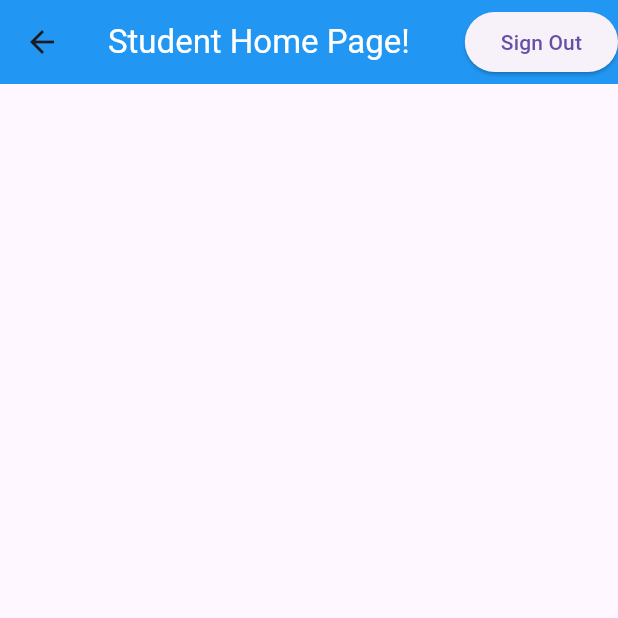
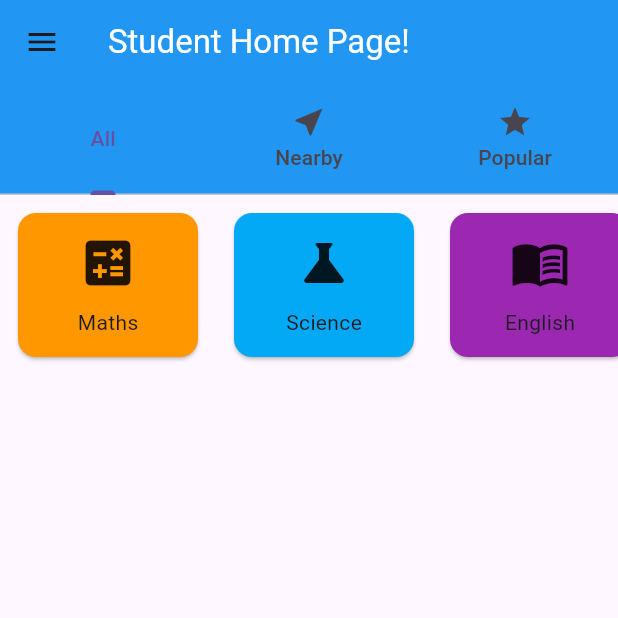
Before and after one commit to jadhxo/final_project, a Flutter app: the StudentHome screen opened by its route, on a phone screen of 412 x 824 dp, the top half of it. Run offline on Flutter 3.47's test engine with Material 3 defaults, Android fonts, the phone set to English and light mode, and no system bars; our stand-ins replace cloud_firestore, firebase_auth, firebase_core, multi_select_flutter; missing offline and left inert: dart:html; accounts and stored records are empty.

Commit message:
Added a navigation side and a tab viewer as well as a subject selector.

```diff
--- a/lib/pages/student_home.dart
+++ b/lib/pages/student_home.dart
@@ -10,13 +10,52 @@ class StudentHome extends StatefulWidget {
 
 class _StudentHomeState extends State<StudentHome> {
   final FirebaseAuth _auth = FirebaseAuth.instance;
-  signOut() {
+
+  // Example list of subjects, replace with your actual data
+  final List<Map<String, dynamic>> subjects = [
+    {
+      'title': 'Maths',
+      'color': Colors.orange,
+      'icon': Icons.calculate, // replace with your own icons
+    },
+    {
+      'title': 'Science',
+      'color': Colors.lightBlue,
+      'icon': Icons.science, // replace with your own icons
+    },
+    {
+      'title': 'English',
+      'color': Colors.purple,
+      'icon': Icons.menu_book, // replace with your own icons
+    },
+    // Add more subjects as needed
+  ];
+
+  void signOut() async {
     try {
-      _auth.signOut();
+      await _auth.signOut();
       Navigator.pushReplacementNamed(context, '/login');
     } catch (e) {
       print(e);
     }
+  }
+
+  Widget buildSubjectCard(Map<String, dynamic> subject) {
+    return Card(
+      color: subject['color'],
+      child: Container(
+        width: 120,
+        padding: EdgeInsets.all(8),
+        child: Column(
+          mainAxisAlignment: MainAxisAlignment.center,
+          children: <Widget>[
+            Icon(subject['icon'], size: 40),
+            SizedBox(height: 10),
+            Text(subject['title']),
+          ],
+        ),
+      ),
+    );
   }
 
   @override
@@ -26,16 +65,81 @@ class _StudentHomeState extends State<StudentHome> {
         Navigator.of(context).pushReplacementNamed('/login');
       });
     }
-    return Scaffold(
+
+    return DefaultTabController(
+      length: 3, // Number of tabs
+      child: Scaffold(
         appBar: AppBar(
           title: Text(
             "Student Home Page!",
             style: TextStyle(color: Colors.white),
           ),
           backgroundColor: Colors.blue,
-        actions: [
-          ElevatedButton(onPressed: () => {signOut()}, child: Text("Sign Out"))
+          bottom: TabBar(
+            tabs: [
+              Tab(text: 'All'),
+              Tab(icon: Icon(Icons.near_me), text: 'Nearby'),
+              Tab(icon: Icon(Icons.star), text: 'Popular'),
             ],
+          ),
+        ),
+        drawer: Drawer(
+          child: ListView(
+            padding: EdgeInsets.zero,
+            children: <Widget>[
+              UserAccountsDrawerHeader(
+                accountName: Text(_auth.currentUser?.displayName ?? 'Student Name'),
+                accountEmail: Text(_auth.currentUser?.email ?? 'student@example.com'),
+                currentAccountPicture: CircleAvatar(
+                  backgroundImage: _auth.currentUser?.photoURL != null
+                      ? NetworkImage(_auth.currentUser!.photoURL!)
+                      : AssetImage('assets/default_image.png') as ImageProvider,
+                ),
+                decoration: BoxDecoration(
+                  color: Colors.blue,
+                ),
+              ),
+              ListTile(
+                leading: Icon(Icons.home),
+                title: Text('Home'),
+                onTap: () {
+                  Navigator.pop(context);
+                },
+              ),
+              ListTile(
+                leading: Icon(Icons.logout),
+                title: Text('Logout'),
+                onTap: signOut,
+              ),
+            ],
+          ),
+        ),
+        body: TabBarView(
+          children: [
+            Column(
+              children: [
+                SizedBox(
+                  height: 120, // Adjust the height to fit your design
+                  child: ListView.builder(
+                    scrollDirection: Axis.horizontal,
+                    itemCount: subjects.length,
+                    itemBuilder: (BuildContext context, int index) {
+                      return Padding(
+                        padding: EdgeInsets.all(8.0),
+                        child: buildSubjectCard(subjects[index]),
+                      );
+                    },
+                  ),
+                ),
+                Expanded(
+                  child: Center(child: Text('')),
+                ),
+              ],
+            ),
+            Center(child: Text('Nearby Tab Content')),
+            Center(child: Text('Popular Tab Content')),
+          ],
+        ),
       ),
     );
   }
```
Lines whose indentation alone changed are shown as unchanged.
